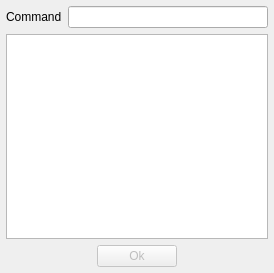
The window that toolexec.ui (qmc2/qmc2-mame-fe) describes before a commit, drawn with Qt 5.
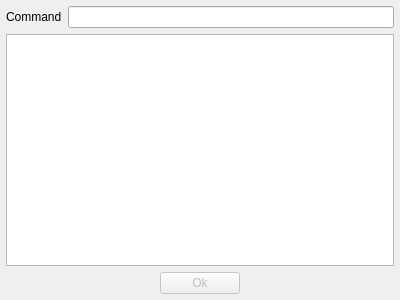
The same window after the commit.

What changed in the file:
```diff
--- a/toolexec.ui
+++ b/toolexec.ui
@@ -7,15 +7,15 @@
    <rect>
     <x>0</x>
     <y>0</y>
-    <width>274</width>
-    <height>273</height>
+    <width>400</width>
+    <height>300</height>
    </rect>
   </property>
   <property name="windowTitle">
    <string>Executing tool</string>
   </property>
-  <layout class="QGridLayout">
-   <item row="0" column="0" colspan="3">
+  <layout class="QGridLayout" name="gridLayout">
+   <item row="0" column="0" colspan="2">
     <layout class="QHBoxLayout">
      <item>
       <widget class="QLabel" name="labelStatus">
@@ -48,49 +48,7 @@
      </item>
     </layout>
    </item>
-   <item row="2" column="2">
-    <spacer>
-     <property name="orientation">
-      <enum>Qt::Horizontal</enum>
-     </property>
-     <property name="sizeHint" stdset="0">
-      <size>
-       <width>40</width>
-       <height>20</height>
-      </size>
-     </property>
-    </spacer>
-   </item>
-   <item row="2" column="0">
-    <spacer>
-     <property name="orientation">
-      <enum>Qt::Horizontal</enum>
-     </property>
-     <property name="sizeHint" stdset="0">
-      <size>
-       <width>40</width>
-       <height>20</height>
-      </size>
-     </property>
-    </spacer>
-   </item>
-   <item row="2" column="1">
-    <widget class="QPushButton" name="pushButtonOk">
-     <property name="enabled">
-      <bool>false</bool>
-     </property>
-     <property name="focusPolicy">
-      <enum>Qt::ClickFocus</enum>
-     </property>
-     <property name="toolTip">
-      <string>Close tool execution dialog</string>
-     </property>
-     <property name="text">
-      <string>Ok</string>
-     </property>
-    </widget>
-   </item>
-   <item row="1" column="0" colspan="3">
+   <item row="1" column="0" colspan="2">
     <widget class="QTextBrowser" name="textBrowserToolOutput">
      <property name="toolTip">
       <string>Output from tool</string>
@@ -106,6 +64,52 @@
      </property>
     </widget>
    </item>
+   <item row="3" column="0" colspan="2">
+    <layout class="QHBoxLayout" name="horizontalLayout">
+     <item>
+      <spacer>
+       <property name="orientation">
+        <enum>Qt::Horizontal</enum>
+       </property>
+       <property name="sizeHint" stdset="0">
+        <size>
+         <width>40</width>
+         <height>20</height>
+        </size>
+       </property>
+      </spacer>
+     </item>
+     <item>
+      <widget class="QPushButton" name="pushButtonOk">
+       <property name="enabled">
+        <bool>false</bool>
+       </property>
+       <property name="focusPolicy">
+        <enum>Qt::ClickFocus</enum>
+       </property>
+       <property name="toolTip">
+        <string>Close tool execution dialog</string>
+       </property>
+       <property name="text">
+        <string>Ok</string>
+       </property>
+      </widget>
+     </item>
+     <item>
+      <spacer>
+       <property name="orientation">
+        <enum>Qt::Horizontal</enum>
+       </property>
+       <property name="sizeHint" stdset="0">
+        <size>
+         <width>40</width>
+         <height>20</height>
+        </size>
+       </property>
+      </spacer>
+     </item>
+    </layout>
+   </item>
   </layout>
  </widget>
  <layoutdefault spacing="6" margin="6"/>
```
Left out of the diff: 4 changed lines with no effect on the pictures.
